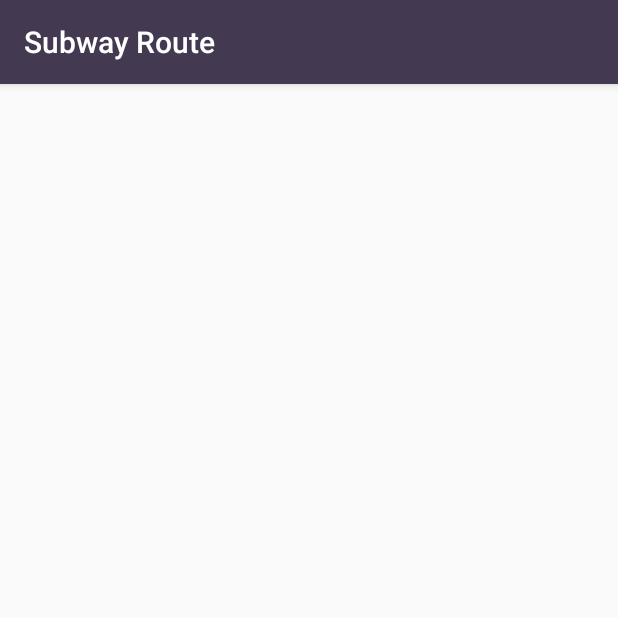
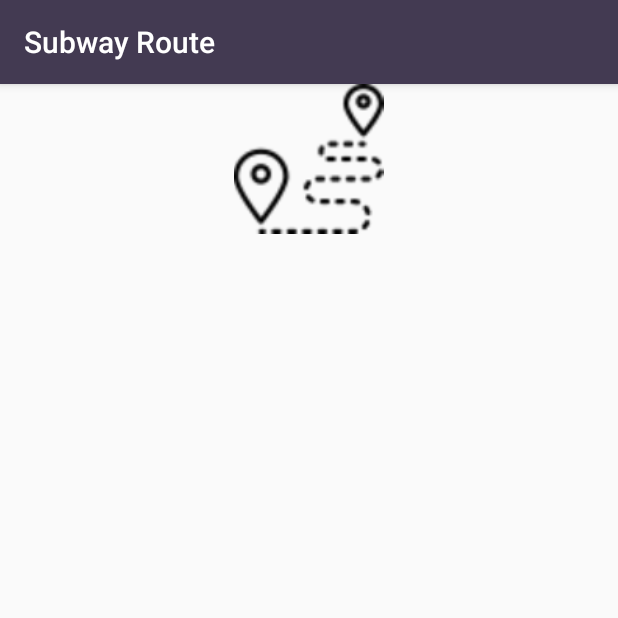
Before and after one commit to alexandradumitru22/Subway_Route, an Android app: the RoutesActivity screen opened directly, with no data from a screen before it, on a phone screen of 412 x 824 dp, the top half of it. Run offline under Robolectric (Android 15) with nearby library versions, the phone set to English and light mode, and no system bars.

Commit message:
Texte in Strings + ivRoutes
anca un pic

```diff
--- a/app/src/main/java/eu/ase/ro/dam/subway_route/activities/LoginActivity.java
+++ b/app/src/main/java/eu/ase/ro/dam/subway_route/activities/LoginActivity.java
@@ -45,11 +45,11 @@ public class LoginActivity extends AppCompatActivity {
 
     private boolean infoValidation(){
         if(email.getText() == null || email.getText().toString().trim().isEmpty()){
-            Toast.makeText(getApplicationContext(), "Introduceti email-ul!", Toast.LENGTH_LONG).show();
+            Toast.makeText(getApplicationContext(), R.string.err_mail, Toast.LENGTH_LONG).show();
             return false;
         }
         if(password.getText() == null || password.getText().toString().trim().isEmpty()){
-            Toast.makeText(getApplicationContext(), "Introduceti parola", Toast.LENGTH_LONG).show();
+            Toast.makeText(getApplicationContext(), R.string.err_pass, Toast.LENGTH_LONG).show();
             return false;
         }
         return true;
--- a/app/src/main/java/eu/ase/ro/dam/subway_route/activities/MainActivity.java
+++ b/app/src/main/java/eu/ase/ro/dam/subway_route/activities/MainActivity.java
@@ -76,7 +76,7 @@ public class MainActivity extends AppCompatActivity {
     @Override
     protected void onActivityResult(int requestCode, int resultCode, @Nullable Intent data) {
         super.onActivityResult(requestCode, resultCode, data);
-        if ((resultCode == RESULT_OK && data != null) && (requestCode == Const.SEARCH_ROUTE_CODE)) {//tratez pt adaugare in lista
+        if ((resultCode == RESULT_OK && data != null) && (requestCode == Const.SEARCH_ROUTE_CODE)) {
             Route route = data.getParcelableExtra(Const.SEARCH_ROUTE_KEY);
             if (route != null) {
                 addRoute(route);
--- a/app/src/main/java/eu/ase/ro/dam/subway_route/activities/RoutesActivity.java
+++ b/app/src/main/java/eu/ase/ro/dam/subway_route/activities/RoutesActivity.java
@@ -37,7 +37,7 @@ public class RoutesActivity extends AppCompatActivity {
 
     private void initView (){
         lv_routes = findViewById(R.id.routes_lv_routes);
-        intent = getIntent(); //am luat intentul
+        intent = getIntent();
         ArrayList<Route> list = intent.getParcelableArrayListExtra(Const.ROUTES_KEY); //am luat lista in listview
         if( list!=null ){
             routes = list;
--- a/app/src/main/java/eu/ase/ro/dam/subway_route/activities/SearchRouteActivity.java
+++ b/app/src/main/java/eu/ase/ro/dam/subway_route/activities/SearchRouteActivity.java
@@ -132,15 +132,15 @@ public class SearchRouteActivity extends AppCompatActivity {
 
     private boolean infoValidation(){
         if(etFrom.getText() == null || etFrom.getText().toString().trim().isEmpty()){
-            Toast.makeText(getApplicationContext(), "Introduceti statia de plecare!", Toast.LENGTH_LONG).show();
+            Toast.makeText(getApplicationContext(), R.string.err_from, Toast.LENGTH_LONG).show();
             return false;
         }
         if(etDestination.getText() == null || etDestination.getText().toString().trim().isEmpty()){
-            Toast.makeText(getApplicationContext(), "Introduceti destinatia!", Toast.LENGTH_LONG).show();
+            Toast.makeText(getApplicationContext(), R.string.err_dest, Toast.LENGTH_LONG).show();
             return false;
         }
         if(etDate.getText() == null || etDate.getText().toString().trim().isEmpty() || !dateValidation(etDate.getText().toString())) {
-            Toast.makeText(getApplicationContext(), "Data trebuie sa aiba formatul: dd.MM.yyyy", Toast.LENGTH_LONG).show();
+            Toast.makeText(getApplicationContext(), R.string.err_date, Toast.LENGTH_LONG).show();
             return false;
         }
         return true;
--- a/app/src/main/java/eu/ase/ro/dam/subway_route/activities/SpecialTicketDonatoriActivity.java
+++ b/app/src/main/java/eu/ase/ro/dam/subway_route/activities/SpecialTicketDonatoriActivity.java
@@ -34,10 +34,10 @@ public class SpecialTicketDonatoriActivity extends AppCompatActivity {
         new HttpManager(){
             @Override
             protected void onPostExecute(String s) {
-                Toast.makeText(getApplicationContext(), "Se preia lista... ", Toast.LENGTH_SHORT).show();
+                Toast.makeText(getApplicationContext(), R.string.info_preluare_json, Toast.LENGTH_SHORT).show();
                 httpResponse= JsonParser.parseJson(s);
                 if(httpResponse !=null){
-                    Toast.makeText(getApplicationContext(), "Lista statiilor preluata cu succes", Toast.LENGTH_SHORT).show();
+                    Toast.makeText(getApplicationContext(), R.string.info_json_preluat, Toast.LENGTH_SHORT).show();
                 }
                 if (httpResponse != null && httpResponse.getDonatori() != null){
                     selectDonStation(httpResponse.getDonatori());
--- a/app/src/main/java/eu/ase/ro/dam/subway_route/activities/SpecialTicketHandicapActivity.java
+++ b/app/src/main/java/eu/ase/ro/dam/subway_route/activities/SpecialTicketHandicapActivity.java
@@ -34,10 +34,10 @@ public class SpecialTicketHandicapActivity extends AppCompatActivity {
         new HttpManager(){
             @Override
             protected void onPostExecute(String s) {
-                Toast.makeText(getApplicationContext(), "Se preia lista... ", Toast.LENGTH_SHORT).show();
+                Toast.makeText(getApplicationContext(), R.string.info_preluare_json, Toast.LENGTH_SHORT).show();
                 httpResponse= JsonParser.parseJson(s);
                 if(httpResponse !=null){
-                    Toast.makeText(getApplicationContext(), "Lista statiilor preluata cu succes", Toast.LENGTH_SHORT).show();
+                    Toast.makeText(getApplicationContext(), R.string.info_json_preluat, Toast.LENGTH_SHORT).show();
                 }
                 if (httpResponse != null && httpResponse.getPersoaneHandicap() != null){
                     selectPHStation(httpResponse.getPersoaneHandicap());
--- a/app/src/main/java/eu/ase/ro/dam/subway_route/activities/SpecialTicketStudentsActivity.java
+++ b/app/src/main/java/eu/ase/ro/dam/subway_route/activities/SpecialTicketStudentsActivity.java
@@ -36,10 +36,10 @@ public class SpecialTicketStudentsActivity extends AppCompatActivity {
         new HttpManager(){
             @Override
             protected void onPostExecute(String s) {
-                Toast.makeText(getApplicationContext(), "Se preia lista... ", Toast.LENGTH_SHORT).show();
+                Toast.makeText(getApplicationContext(), R.string.info_preluare_json, Toast.LENGTH_SHORT).show();
                 httpResponse= JsonParser.parseJson(s);
                 if(httpResponse !=null){
-                    Toast.makeText(getApplicationContext(), "Lista statiilor preluata cu succes", Toast.LENGTH_SHORT).show();
+                    Toast.makeText(getApplicationContext(), R.string.info_json_preluat, Toast.LENGTH_SHORT).show();
                 }
                 if (httpResponse != null && httpResponse.getEleviStudenti() != null){
                     selectStudStation(httpResponse.getEleviStudenti());
--- a/app/src/main/java/eu/ase/ro/dam/subway_route/activities/SpecialTicketVeteraniActivity.java
+++ b/app/src/main/java/eu/ase/ro/dam/subway_route/activities/SpecialTicketVeteraniActivity.java
@@ -34,10 +34,10 @@ public class SpecialTicketVeteraniActivity extends AppCompatActivity {
         new HttpManager(){
             @Override
             protected void onPostExecute(String s) {
-                Toast.makeText(getApplicationContext(), "Se preia lista... ", Toast.LENGTH_SHORT).show();
+                Toast.makeText(getApplicationContext(), R.string.info_preluare_json, Toast.LENGTH_SHORT).show();
                 httpResponse= JsonParser.parseJson(s);
                 if(httpResponse !=null){
-                    Toast.makeText(getApplicationContext(), "Lista statiilor preluata cu succes", Toast.LENGTH_SHORT).show();
+                    Toast.makeText(getApplicationContext(), R.string.info_json_preluat, Toast.LENGTH_SHORT).show();
                 }
                 if (httpResponse != null && httpResponse.getVeteraniRazboi() != null){
                     selectVetStation(httpResponse.getVeteraniRazboi());
--- a/app/src/main/res/layout/activity_routes.xml
+++ b/app/src/main/res/layout/activity_routes.xml
@@ -6,8 +6,17 @@
     android:layout_height="match_parent">
 
 
+    <ImageView
+        android:id="@+id/routes_iv_routes"
+        android:layout_width="150dp"
+        android:layout_height="100dp"
+        android:layout_centerHorizontal="true"
+        android:foregroundGravity="clip_horizontal"
+        app:srcCompat="@drawable/iv_routes" />
+
     <ListView
         android:id="@+id/routes_lv_routes"
         android:layout_width="wrap_content"
-        android:layout_height="wrap_content" />
+        android:layout_height="wrap_content"
+        android:layout_below="@id/routes_iv_routes"/>
 </RelativeLayout>
--- a/app/src/main/res/layout/route_adapter.xml
+++ b/app/src/main/res/layout/route_adapter.xml
@@ -23,7 +23,7 @@
                 android:id="@+id/ll_date_tv_date"
                 android:layout_width="match_parent"
                 android:layout_height="wrap_content"
-                android:textSize="10sp"
+                android:textSize="12sp"
                 android:textColor="#292333"
                 android:gravity="right"/>
         </LinearLayout>
@@ -39,7 +39,7 @@
                 android:id="@+id/ll_type_tv_type"
                 android:layout_width="match_parent"
                 android:layout_height="wrap_content"
-                android:textSize="10sp"
+                android:textSize="12sp"
                 android:textColor="#292333"
                 android:gravity="left"/>
         </LinearLayout>
```
Also changed, not shown: app/src/main/java/eu/ase/ro/dam/subway_route/activities/RegisterActivity.java (+4 -4 lines), app/src/main/res/values/strings.xml (+10 -0 lines).
